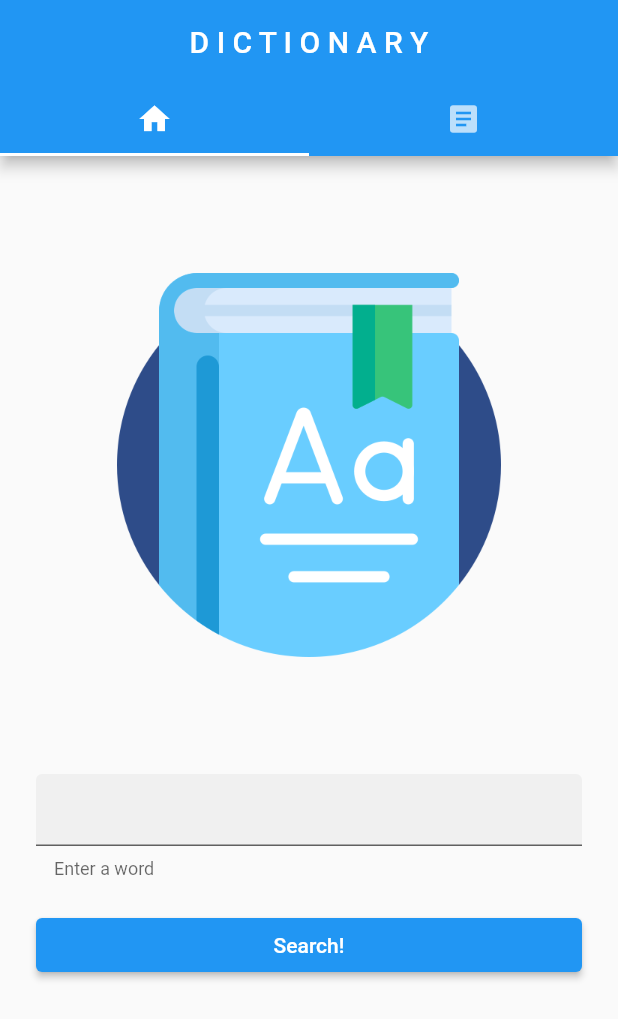
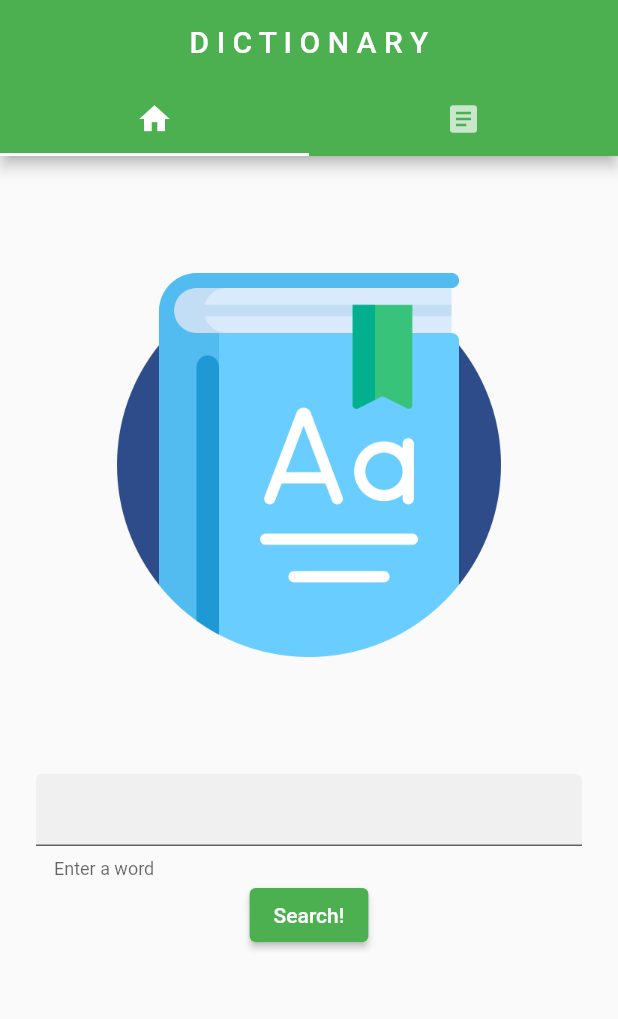
Before and after one commit to danger-ahead/flutter_dictionary, a Flutter app: the screen it shows after launch, on a phone screen of 412 x 824 dp. Shown: the top 1019 px of the screen. Run offline on Flutter 3.47's test engine with Material 2 defaults, Android fonts, the phone set to English and light mode, and no system bars; our stand-ins replace sqflite; accounts and stored records are empty.

Commit message:
updated-v2.0

```diff
--- a/lib/home_about.dart
+++ b/lib/home_about.dart
@@ -28,19 +28,23 @@ dynamic layoutHomeAbout(int selected, BuildContext context) {
           ),
         ),
       ),
-      Padding(
-        padding: const EdgeInsets.only(top: 20, left: 24, right: 24, bottom: 8),
-        child: ElevatedButton(
+      Row(
+        //Row has been used to make the ElevatedButton just large enough to fit the text inside it
+        mainAxisAlignment: MainAxisAlignment.center,
+        crossAxisAlignment: CrossAxisAlignment.center,
+        children: [
+          ElevatedButton(
               child: Text("Search!"),
               onPressed: () async {
                 String word = _word.text;
                 _word.text = '';
                 Navigator.push(context, MaterialPageRoute(builder: (context) {
                   return word == '' ? RandomResults() : Results(word);
-              })); //MaterialPageRoute
-            }), //CupertinoButton
+                }));
+              }),
+        ],
       ), //Padding
-    ]), //SingleChildScrollView
+    ]),
     ListView(
       children: [
         Card(
--- a/lib/main.dart
+++ b/lib/main.dart
@@ -6,12 +6,11 @@ void main() {
 }
 
 class MyApp extends StatelessWidget {
-  // This widget is the root of your application.
   @override
   Widget build(BuildContext context) {
     return MaterialApp(
       theme: ThemeData(
-        primarySwatch: Colors.blue,
+        primarySwatch: Colors.green,
       ),
       home: MyHomePage(),
     );
--- a/lib/results.dart
+++ b/lib/results.dart
@@ -42,11 +42,11 @@ class Results extends StatelessWidget {
                       ),
                     ),
                   ); //ListTile
-                }); //ListViw.builder
+                });
           }
         },
-      ), //FutureBuilder
-    ); //Scaffold
+      ),
+    );
   }
 }
 
```
Also changed, not shown: lib/random_results.dart (+10 -2 lines). Lines whose indentation alone changed are shown as unchanged.
